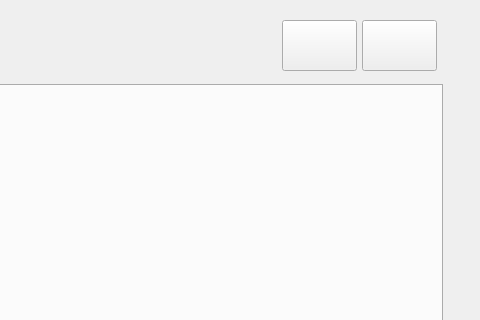
The window that UI Files/MainWindowUI.ui (steinmns/power-monitor) describes before a commit, drawn with Qt 5; both pictures show x 618 to 1098 and y 0 to 320 of the 1098 by 797 pixel window.
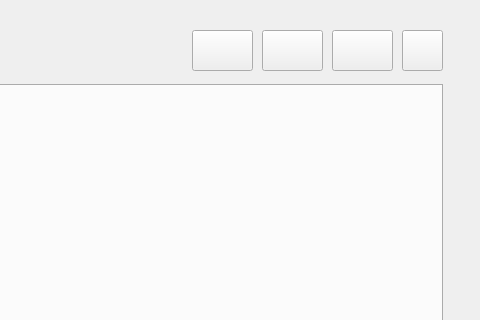
The same window after the commit.

```diff
--- a/UI Files/MainWindowUI.ui
+++ b/UI Files/MainWindowUI.ui
@@ -68,10 +68,10 @@
    <widget class="QPushButton" name="SettingsButton">
     <property name="geometry">
      <rect>
-      <x>980</x>
-      <y>20</y>
-      <width>75</width>
-      <height>51</height>
+      <x>950</x>
+      <y>30</y>
+      <width>61</width>
+      <height>41</height>
      </rect>
     </property>
     <property name="text">
@@ -79,18 +79,18 @@
     </property>
     <property name="iconSize">
      <size>
-      <width>40</width>
-      <height>40</height>
+      <width>34</width>
+      <height>34</height>
      </size>
     </property>
    </widget>
    <widget class="QPushButton" name="HelpButton">
     <property name="geometry">
      <rect>
-      <x>900</x>
-      <y>20</y>
-      <width>75</width>
-      <height>51</height>
+      <x>880</x>
+      <y>30</y>
+      <width>61</width>
+      <height>41</height>
      </rect>
     </property>
     <property name="text">
@@ -98,8 +98,46 @@
     </property>
     <property name="iconSize">
      <size>
-      <width>40</width>
-      <height>40</height>
+      <width>34</width>
+      <height>34</height>
+     </size>
+    </property>
+   </widget>
+   <widget class="QPushButton" name="ProfilesButton">
+    <property name="geometry">
+     <rect>
+      <x>810</x>
+      <y>30</y>
+      <width>61</width>
+      <height>41</height>
+     </rect>
+    </property>
+    <property name="text">
+     <string/>
+    </property>
+    <property name="iconSize">
+     <size>
+      <width>34</width>
+      <height>34</height>
+     </size>
+    </property>
+   </widget>
+   <widget class="QPushButton" name="NotificationsButton">
+    <property name="geometry">
+     <rect>
+      <x>1020</x>
+      <y>30</y>
+      <width>41</width>
+      <height>41</height>
+     </rect>
+    </property>
+    <property name="text">
+     <string/>
+    </property>
+    <property name="iconSize">
+     <size>
+      <width>34</width>
+      <height>34</height>
      </size>
     </property>
    </widget>
```
